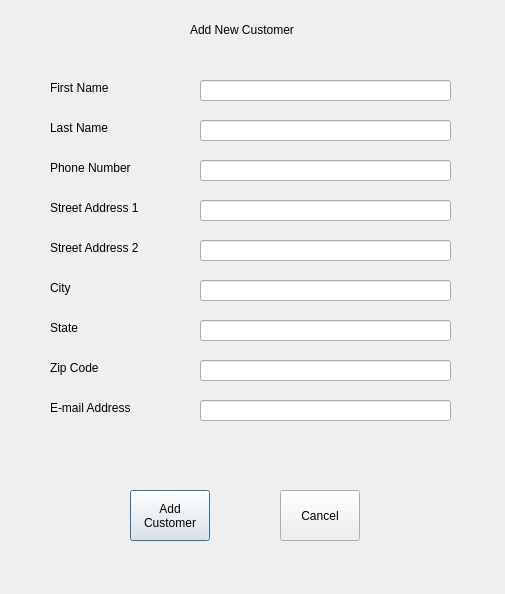
Before: the Qt Designer form addeditdialog.ui in IziDeLuna/MasterGymTrainer, drawn with Qt 5.
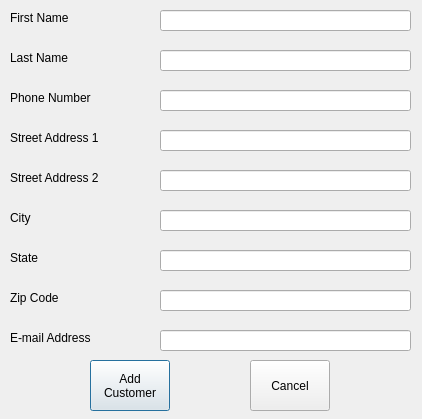
After: the same form once the commit is applied.

```diff
--- a/addeditdialog.ui
+++ b/addeditdialog.ui
@@ -6,8 +6,8 @@
    <rect>
     <x>0</x>
     <y>0</y>
-    <width>505</width>
-    <height>594</height>
+    <width>422</width>
+    <height>419</height>
    </rect>
   </property>
   <property name="windowTitle">
@@ -16,8 +16,8 @@
   <widget class="QLabel" name="label">
    <property name="geometry">
     <rect>
-     <x>50</x>
-     <y>80</y>
+     <x>10</x>
+     <y>10</y>
      <width>71</width>
      <height>16</height>
     </rect>
@@ -29,8 +29,8 @@
   <widget class="QLabel" name="label_2">
    <property name="geometry">
     <rect>
-     <x>50</x>
-     <y>120</y>
+     <x>10</x>
+     <y>50</y>
      <width>71</width>
      <height>16</height>
     </rect>
@@ -42,8 +42,8 @@
   <widget class="QLabel" name="label_3">
    <property name="geometry">
     <rect>
-     <x>50</x>
-     <y>160</y>
+     <x>10</x>
+     <y>90</y>
      <width>101</width>
      <height>16</height>
     </rect>
@@ -55,8 +55,8 @@
   <widget class="QLabel" name="label_4">
    <property name="geometry">
     <rect>
-     <x>50</x>
-     <y>200</y>
+     <x>10</x>
+     <y>130</y>
      <width>111</width>
      <height>16</height>
     </rect>
@@ -68,8 +68,8 @@
   <widget class="QLabel" name="label_5">
    <property name="geometry">
     <rect>
-     <x>50</x>
-     <y>240</y>
+     <x>10</x>
+     <y>170</y>
      <width>111</width>
      <height>16</height>
     </rect>
@@ -81,8 +81,8 @@
   <widget class="QLabel" name="label_6">
    <property name="geometry">
     <rect>
-     <x>50</x>
-     <y>280</y>
+     <x>10</x>
+     <y>210</y>
      <width>60</width>
      <height>16</height>
     </rect>
@@ -94,8 +94,8 @@
   <widget class="QLabel" name="label_7">
    <property name="geometry">
     <rect>
-     <x>50</x>
-     <y>320</y>
+     <x>10</x>
+     <y>250</y>
      <width>60</width>
      <height>16</height>
     </rect>
@@ -107,8 +107,8 @@
   <widget class="QLabel" name="label_8">
    <property name="geometry">
     <rect>
-     <x>50</x>
-     <y>360</y>
+     <x>10</x>
+     <y>290</y>
      <width>60</width>
      <height>16</height>
     </rect>
@@ -120,8 +120,8 @@
   <widget class="QLabel" name="label_9">
    <property name="geometry">
     <rect>
-     <x>50</x>
-     <y>400</y>
+     <x>10</x>
+     <y>330</y>
      <width>111</width>
      <height>16</height>
     </rect>
@@ -133,8 +133,8 @@
   <widget class="QLineEdit" name="firstNameBox">
    <property name="geometry">
     <rect>
-     <x>200</x>
-     <y>80</y>
+     <x>160</x>
+     <y>10</y>
      <width>251</width>
      <height>21</height>
     </rect>
@@ -143,8 +143,8 @@
   <widget class="QLineEdit" name="lastNameBox">
    <property name="geometry">
     <rect>
-     <x>200</x>
-     <y>120</y>
+     <x>160</x>
+     <y>50</y>
      <width>251</width>
      <height>21</height>
     </rect>
@@ -153,8 +153,8 @@
   <widget class="QLineEdit" name="phoneNumBox">
    <property name="geometry">
     <rect>
-     <x>200</x>
-     <y>160</y>
+     <x>160</x>
+     <y>90</y>
      <width>251</width>
      <height>21</height>
     </rect>
@@ -163,8 +163,8 @@
   <widget class="QLineEdit" name="stAdrBox1">
    <property name="geometry">
     <rect>
-     <x>200</x>
-     <y>200</y>
+     <x>160</x>
+     <y>130</y>
      <width>251</width>
      <height>21</height>
     </rect>
@@ -173,8 +173,8 @@
   <widget class="QLineEdit" name="stAdrBox2">
    <property name="geometry">
     <rect>
-     <x>200</x>
-     <y>240</y>
+     <x>160</x>
+     <y>170</y>
      <width>251</width>
      <height>21</height>
     </rect>
@@ -183,8 +183,8 @@
   <widget class="QLineEdit" name="City">
    <property name="geometry">
     <rect>
-     <x>200</x>
-     <y>280</y>
+     <x>160</x>
+     <y>210</y>
      <width>251</width>
      <height>21</height>
     </rect>
@@ -193,8 +193,8 @@
   <widget class="QLineEdit" name="stateBox">
    <property name="geometry">
     <rect>
-     <x>200</x>
-     <y>320</y>
+     <x>160</x>
+     <y>250</y>
      <width>251</width>
      <height>21</height>
     </rect>
@@ -203,8 +203,8 @@
   <widget class="QLineEdit" name="zipCodeBox">
    <property name="geometry">
     <rect>
-     <x>200</x>
-     <y>360</y>
+     <x>160</x>
+     <y>290</y>
      <width>251</width>
      <height>21</height>
     </rect>
@@ -213,8 +213,8 @@
   <widget class="QLineEdit" name="emailBox">
    <property name="geometry">
     <rect>
-     <x>200</x>
-     <y>400</y>
+     <x>160</x>
+     <y>330</y>
      <width>251</width>
      <height>21</height>
     </rect>
@@ -223,8 +223,8 @@
   <widget class="QPushButton" name="addCustButton">
    <property name="geometry">
     <rect>
-     <x>130</x>
-     <y>490</y>
+     <x>90</x>
+     <y>360</y>
      <width>80</width>
      <height>51</height>
     </rect>
@@ -237,8 +237,8 @@
   <widget class="QPushButton" name="cancelButton">
    <property name="geometry">
     <rect>
-     <x>280</x>
-     <y>490</y>
+     <x>250</x>
+     <y>360</y>
      <width>80</width>
      <height>51</height>
     </rect>
@@ -247,19 +247,6 @@
     <string>Cancel</string>
    </property>
   </widget>
-  <widget class="QLabel" name="label_10">
-   <property name="geometry">
-    <rect>
-     <x>190</x>
-     <y>20</y>
-     <width>121</width>
-     <height>20</height>
-    </rect>
-   </property>
-   <property name="text">
-    <string>Add New Customer</string>
-   </property>
-  </widget>
  </widget>
  <resources/>
  <connections/>
```
